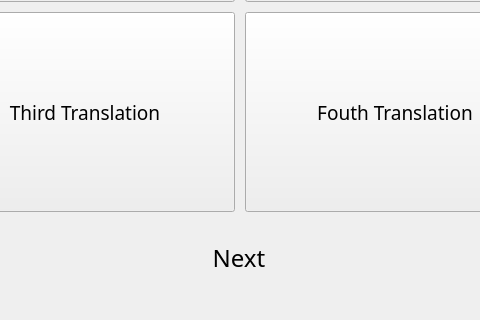
First picture: the form in GUI/main.ui, repository walkingscript/EngTrainer, before the edit; both pictures show x 95 to 575 and y 330 to 650 of the 672 by 650 pixel window.
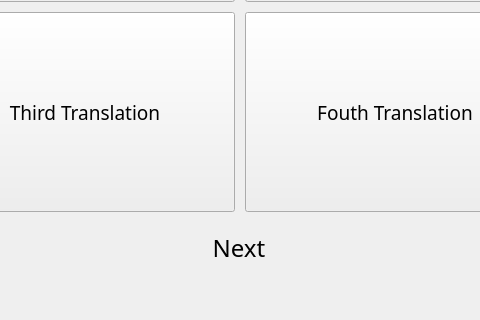
Second picture: the form after the edit. Icons and pictures are not drawn.

```diff
--- a/GUI/main.ui
+++ b/GUI/main.ui
@@ -221,9 +221,9 @@
     </property>
     <property name="geometry">
      <rect>
-      <x>270</x>
-      <y>530</y>
-      <width>131</width>
+      <x>260</x>
+      <y>520</y>
+      <width>151</width>
       <height>51</height>
      </rect>
     </property>
```
Left out of the diff: 2 changed lines with no effect on the pictures.
